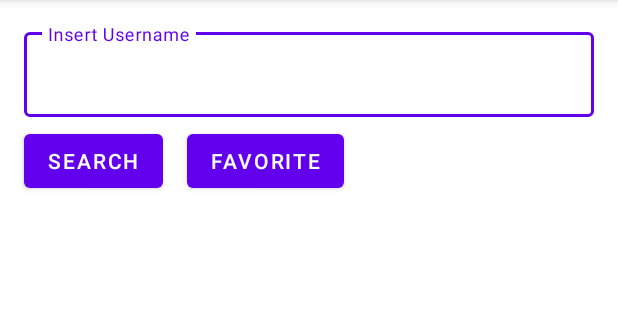
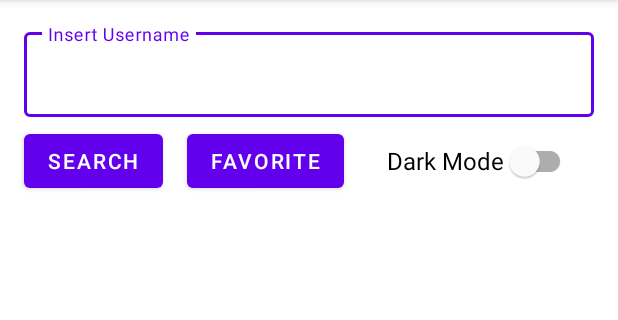
Before and after one commit to robbybs/github-users, an Android app: the screen it shows after launch (MainActivity), on a phone screen of 412 x 824 dp, the part 84-404 px from its top. Run offline under Robolectric (Android 15) with nearby library versions, the phone set to English and light mode, and no system bars.

Commit message:
udpate new code

```diff
--- a/app/build.gradle
+++ b/app/build.gradle
@@ -70,4 +70,7 @@ dependencies {
     // Room
     implementation "androidx.room:room-runtime:$roomVersion"
     kapt "androidx.room:room-compiler:$roomVersion"
+
+    // Data Store
+    implementation "androidx.datastore:datastore-preferences:$dataStoreVersion"
 }
--- a/app/src/main/java/com/rbs/mygithubuser/ui/main/MainActivity.kt
+++ b/app/src/main/java/com/rbs/mygithubuser/ui/main/MainActivity.kt
@@ -1,10 +1,16 @@
 package com.rbs.mygithubuser.ui.main
 
+import android.content.Context
 import android.content.Intent
 import android.os.Bundle
 import android.view.View
+import android.widget.CompoundButton
 import android.widget.Toast
 import androidx.appcompat.app.AppCompatActivity
+import androidx.appcompat.app.AppCompatDelegate
+import androidx.datastore.core.DataStore
+import androidx.datastore.preferences.core.Preferences
+import androidx.datastore.preferences.preferencesDataStore
 import androidx.recyclerview.widget.LinearLayoutManager
 import com.rbs.mygithubuser.R
 import com.rbs.mygithubuser.data.search.SearchUserItems
@@ -14,6 +20,9 @@ import com.rbs.mygithubuser.ui.favorite.FavoriteActivity
 import com.rbs.mygithubuser.ui.main.presenter.MainPresenter
 import com.rbs.mygithubuser.ui.main.view.MainView
 import com.rbs.mygithubuser.utils.RetrofitService
+import com.rbs.mygithubuser.utils.SettingPreference
+
+private val Context.dataStore: DataStore<Preferences> by preferencesDataStore(name = "settings")
 
 class MainActivity : AppCompatActivity(), MainView {
 
@@ -21,17 +30,16 @@ class MainActivity : AppCompatActivity(), MainView {
     private lateinit var adapter: SearchUserAdapter
     private lateinit var presenter: MainPresenter
 
+
     override fun onCreate(savedInstanceState: Bundle?) {
         super.onCreate(savedInstanceState)
         binding = ActivityMainBinding.inflate(layoutInflater)
         setContentView(binding.root)
         initializationAdapter()
         initializePresenter()
+        setDarkMode()
         getSearchUser()
-
-        binding.btnFavorite.setOnClickListener {
-            startActivity(Intent(this, FavoriteActivity::class.java))
-        }
+        setClickButton()
     }
 
     private fun initializationAdapter() {
@@ -40,9 +48,11 @@ class MainActivity : AppCompatActivity(), MainView {
     }
 
     override fun initializePresenter() {
-        presenter = MainPresenter()
+        val pref = SettingPreference.getInstance(dataStore)
+        presenter = MainPresenter(pref)
         presenter.attachView(this)
         presenter.initialization()
+        presenter.getThemeSettings()
     }
 
     private fun getSearchUser() {
@@ -58,6 +68,29 @@ class MainActivity : AppCompatActivity(), MainView {
                     Toast.LENGTH_SHORT
                 ).show()
             }
+        }
+    }
+
+    private fun setDarkMode() {
+
+        binding.switchTheme.setOnCheckedChangeListener { _: CompoundButton?, isChecked: Boolean ->
+            if (isChecked) {
+                AppCompatDelegate.setDefaultNightMode(AppCompatDelegate.MODE_NIGHT_YES)
+                binding.switchTheme.isChecked = true
+                presenter.saveThemeSetting(true)
+            } else {
+                AppCompatDelegate.setDefaultNightMode(AppCompatDelegate.MODE_NIGHT_NO)
+                binding.switchTheme.isChecked = false
+                presenter.saveThemeSetting(false)
+            }
+        }
+//        binding.switchTheme.setOnCheckedChangeListener { _: CompoundButton?, isChecked: Boolean ->
+//            presenter.saveThemeSetting(isChecked)
+    }
+
+    private fun setClickButton() {
+        binding.btnFavorite.setOnClickListener {
+            startActivity(Intent(this, FavoriteActivity::class.java))
         }
     }
 
--- a/app/src/main/java/com/rbs/mygithubuser/ui/main/presenter/MainPresenter.kt
+++ b/app/src/main/java/com/rbs/mygithubuser/ui/main/presenter/MainPresenter.kt
@@ -4,11 +4,17 @@ import com.rbs.mygithubuser.base.BasePresenter
 import com.rbs.mygithubuser.data.search.SearchUserResponse
 import com.rbs.mygithubuser.ui.main.view.MainView
 import com.rbs.mygithubuser.utils.ApiRequest
+import com.rbs.mygithubuser.utils.SettingPreference
+import kotlinx.coroutines.flow.Flow
+import kotlinx.coroutines.launch
+import kotlinx.coroutines.runBlocking
 import retrofit2.Call
 import retrofit2.Callback
 import retrofit2.Response
 
-class MainPresenter : BasePresenter<MainView>() {
+class MainPresenter(pref: SettingPreference) : BasePresenter<MainView>() {
+
+    private var preference: SettingPreference = pref
 
     private lateinit var service: ApiRequest
 
@@ -38,4 +44,14 @@ class MainPresenter : BasePresenter<MainView>() {
             }
         })
     }
+
+    fun getThemeSettings(): Flow<Boolean> {
+        return preference.getThemeSetting()
+    }
+
+    fun saveThemeSetting(isDarkModeActive: Boolean) = runBlocking {
+        launch {
+            preference.saveThemeSetting(isDarkModeActive)
+        }
+    }
 }
--- /dev/null
+++ b/app/src/main/java/com/rbs/mygithubuser/utils/SettingPreference.kt
@@ -0,0 +1,38 @@
+package com.rbs.mygithubuser.utils
+
+import androidx.datastore.core.DataStore
+import androidx.datastore.preferences.core.Preferences
+import androidx.datastore.preferences.core.booleanPreferencesKey
+import androidx.datastore.preferences.core.edit
+import kotlinx.coroutines.flow.Flow
+import kotlinx.coroutines.flow.map
+
+class SettingPreference private constructor(private val dataStore: DataStore<Preferences>) {
+
+    private val THEME_KEY = booleanPreferencesKey("theme_setting")
+
+    fun getThemeSetting(): Flow<Boolean> {
+        return dataStore.data.map { preferences ->
+            preferences[THEME_KEY] ?: false
+        }
+    }
+
+    suspend fun saveThemeSetting(isDarkModeActive: Boolean) {
+        dataStore.edit { preferences ->
+            preferences[THEME_KEY] = isDarkModeActive
+        }
+    }
+
+    companion object {
+        @Volatile
+        private var INSTANCE: SettingPreference? = null
+
+        fun getInstance(dataStore: DataStore<Preferences>): SettingPreference {
+            return INSTANCE ?: synchronized(this) {
+                val instance = SettingPreference(dataStore)
+                INSTANCE = instance
+                instance
+            }
+        }
+    }
+}
--- a/app/src/main/res/layout/activity_main.xml
+++ b/app/src/main/res/layout/activity_main.xml
@@ -49,6 +49,17 @@
         app:layout_constraintStart_toEndOf="@id/btn_search"
         app:layout_constraintTop_toBottomOf="@id/input_search" />
 
+    <com.google.android.material.switchmaterial.SwitchMaterial
+        android:id="@+id/switch_theme"
+        android:layout_width="wrap_content"
+        android:layout_height="wrap_content"
+        android:layout_marginTop="@dimen/margin_small"
+        android:text="@string/text_dark_mode"
+        android:textSize="@dimen/text_medium"
+        app:layout_constraintEnd_toEndOf="parent"
+        app:layout_constraintStart_toEndOf="@id/btn_favorite"
+        app:layout_constraintTop_toBottomOf="@id/input_search" />
+
     <com.google.android.material.progressindicator.CircularProgressIndicator
         android:id="@+id/progressLoading"
         android:layout_width="wrap_content"
@@ -67,7 +78,7 @@
         android:layout_height="wrap_content"
         android:layout_marginTop="@dimen/margin_small"
         android:overScrollMode="never"
-        android:visibility="gone"
+
         app:layout_constraintEnd_toEndOf="parent"
         app:layout_constraintStart_toStartOf="parent"
         app:layout_constraintTop_toBottomOf="@id/btn_search"
--- a/app/src/main/res/values/strings.xml
+++ b/app/src/main/res/values/strings.xml
@@ -8,4 +8,5 @@
 
     <!-- TODO: Remove or change this placeholder text -->
     <string name="text_favorite">Favorite</string>
+    <string name="text_dark_mode">Dark Mode</string>
 </resources>
--- a/build.gradle
+++ b/build.gradle
@@ -42,4 +42,5 @@ ext {
     coroutinesCoreVersion = '1.6.4'
     coroutinesAndroidVersion = '1.6.4'
     roomVersion = '2.4.3'
+    dataStoreVersion = '1.0.0'
 }
```
